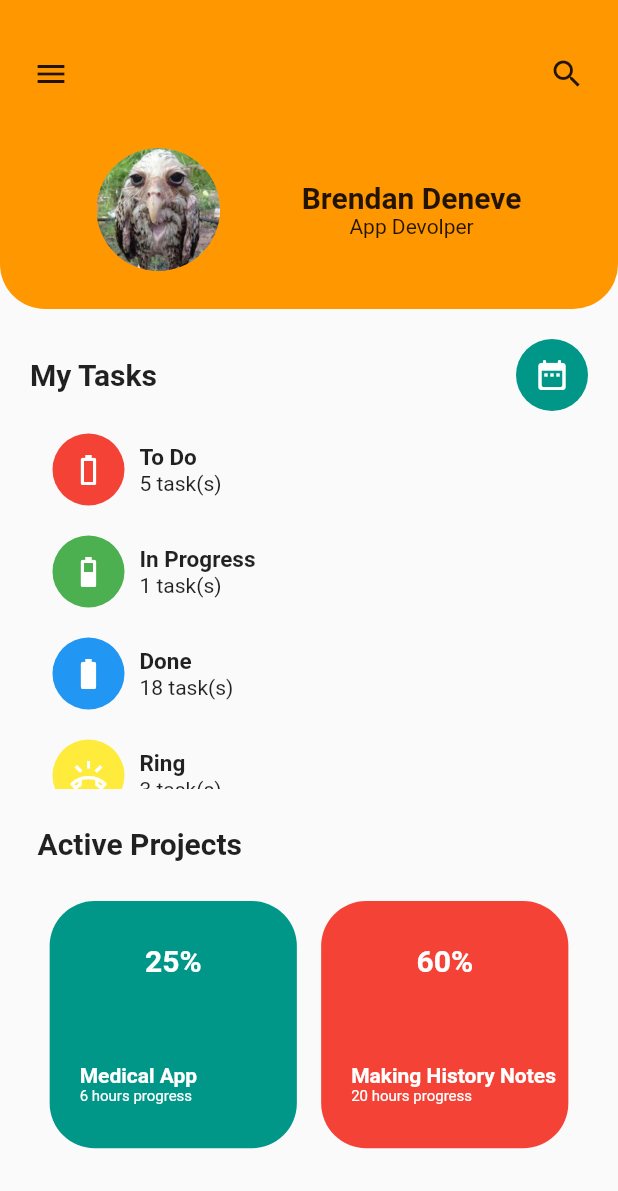
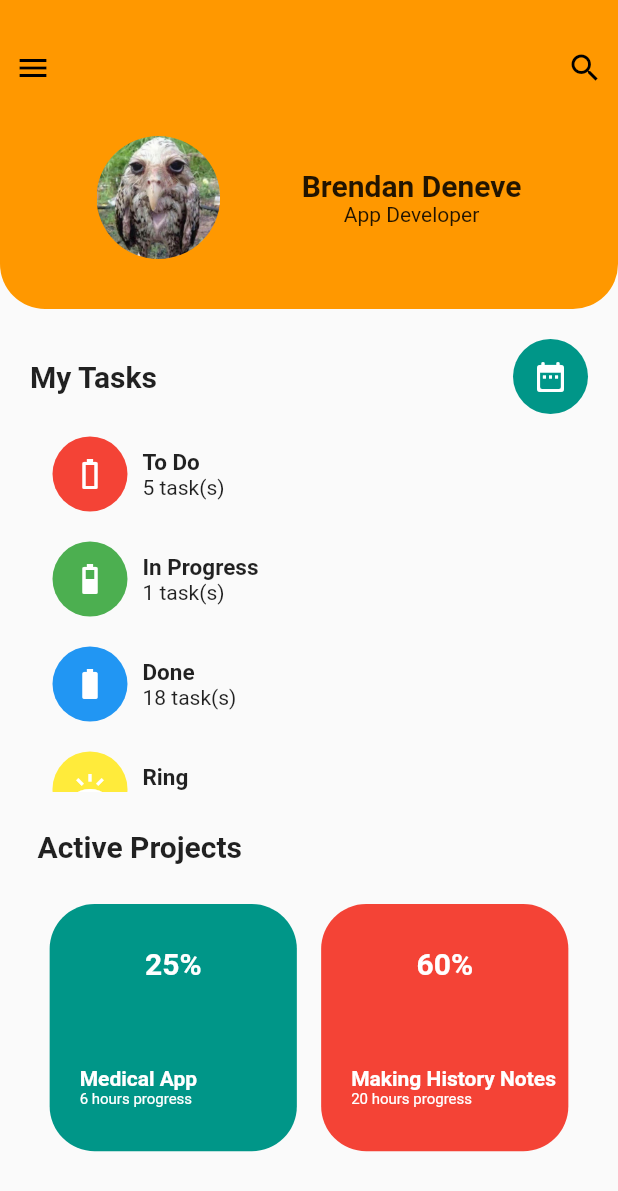
Before and after one commit to FlorisGC/flutter_layout_challenge, a Flutter app: the screen it shows after launch, on a phone screen of 412 x 824 dp. Shown: the top 1191 px of the screen. Run offline on Flutter 3.47's test engine with Material 2 defaults, Android fonts, the phone set to English and light mode, and no system bars.

Commit message:
slight changes

```diff
--- a/lib/boxes/box_counter_button.dart
+++ /dev/null
@@ -1,48 +0,0 @@
-import 'package:flutter/material.dart';
-
-class BoxCounterButton extends StatefulWidget {
-  const BoxCounterButton({Key? key}) : super(key: key);
-
-  @override
-  BoxCounterButtonState createState() => BoxCounterButtonState();
-
-}
-
-class BoxCounterButtonState extends State<BoxCounterButton> {
-
-
-    int count = 0;
-
-  @override
-  Widget build(BuildContext context) {
-
-
-    void countUp() {
-      setState(() {
-        count++;
-      });
-    }
-
-    return Padding(
-      padding: const EdgeInsets.all(50),
-      child: Row(
-        mainAxisAlignment: MainAxisAlignment.spaceBetween,
-        children: [
-        Text("$count"),
-        Container(
-          decoration: const BoxDecoration(
-            shape: BoxShape.circle,
-            color: Colors.deepOrange
-          ),
-          child: IconButton(
-            icon: const Icon(Icons.plus_one, color: Colors.white,),
-            onPressed: () {
-              countUp();
-            },
-          ),
-        )
-      ]),
-      );
-
-  }
-}
--- a/lib/boxes/box_my_tasks.dart
+++ b/lib/boxes/box_my_tasks.dart
@@ -10,6 +10,8 @@ class BoxMyTasks extends StatelessWidget {
 
     double screenHeight = MediaQuery.of(context).size.height;
     //double screenWidth = MediaQuery.of(context).size.width;
+
+    double iconSize = 50;
 
     return Padding(
                   padding: const EdgeInsets.only(left: 15, top: 5, right: 15),
@@ -25,16 +27,13 @@ class BoxMyTasks extends StatelessWidget {
                                 style: TextStyle(fontWeight: FontWeight.bold, fontSize: 20),
                                 ),
                                 Container(
+                                    width: iconSize,
+                                    height: iconSize,
                                   decoration: const BoxDecoration(
                                     shape: BoxShape.circle,
                                     color: Colors.teal
                                   ),
-                                  child: IconButton(
-                                    icon: const Icon(Icons.date_range_rounded, color: Colors.white,),
-                                    onPressed: () {
-                                      //datePressed();
-                                    },
-                                  ),
+                                  child: const Icon(Icons.date_range_rounded, color: Colors.white),
                                 ),
                             ],
                           ),
@@ -48,42 +47,42 @@ class BoxMyTasks extends StatelessWidget {
                                   children: const [
                                     Task(
                                       iconBackground: Colors.red,
-                                      icon: Icon(Icons.battery_0_bar, color: Colors.white,),
+                                      icon: Icons.battery_0_bar,
                                       title: "To Do",
                                       amountOfTasks: "5"
                                       ),
 
                                       Task(
                                         iconBackground: Colors.green,
-                                        icon: Icon(Icons.battery_4_bar, color: Colors.white,),
+                                        icon: Icons.battery_4_bar,
                                         title: "In Progress",
                                         amountOfTasks: "1"
                                         ),
 
                                         Task(
                                           iconBackground: Colors.blue,
-                                          icon: Icon(Icons.battery_full, color: Colors.white,),
+                                          icon: Icons.battery_full,
                                           title: "Done",
                                           amountOfTasks: "18"
                                           ),
 
                                           Task(
                                             iconBackground: Colors.yellow,
-                                            icon: Icon(Icons.ring_volume_outlined, color: Colors.white),
+                                            icon: Icons.ring_volume_outlined,
                                             title: "Ring",
                                             amountOfTasks: "3"
                                             ),
 
                                           Task(
                                             iconBackground: Colors.purple,
-                                            icon: Icon(Icons.abc, color: Colors.white,),
+                                            icon: Icons.abc,
                                             title: "Favor",
                                             amountOfTasks: "23"
                                             ),
 
                                             Task(
                                               iconBackground: Colors.grey,
-                                              icon: Icon(Icons.recent_actors, color: Colors.white,),
+                                              icon: Icons.recent_actors,
                                               title: "Protection",
                                               amountOfTasks: "9"
                                               )
--- a/lib/boxes/box_profile.dart
+++ b/lib/boxes/box_profile.dart
@@ -31,19 +31,9 @@ class BoxProfile extends StatelessWidget {
                           children: [
                             Row(
                               mainAxisAlignment: MainAxisAlignment.spaceBetween,
-                              children: [
-                                IconButton(
-                                  icon: const Icon(Icons.menu),
-                                  onPressed: () {
-                                    //menuPressed();
-                                  },
-                                ),
-                                IconButton(
-                                  icon: const Icon(Icons.search),
-                                  onPressed: () {
-                                    //searchPressed();
-                                  },
-                                )
+                              children: const [
+                                Icon(Icons.menu, color: Colors.black),
+                                Icon(Icons.search, color: Colors.black)
                               ],
                             ),
                             Row(
@@ -65,7 +55,7 @@ class BoxProfile extends StatelessWidget {
                                           fontWeight: FontWeight.bold,
                                           fontSize: 20),
                                     ),
-                                    Text("App Devolper")
+                                    Text("App Developer")
                                   ],
                                 )
                               ],
--- a/lib/customwidgets/task_widget.dart
+++ b/lib/customwidgets/task_widget.dart
@@ -2,44 +2,45 @@ import 'package:flutter/material.dart';
 
 class Task extends StatelessWidget {
   final Color iconBackground;
-  final Icon icon;
+  final IconData icon;
   final String title;
   final String amountOfTasks;
 
-  const Task({super.key,
+  const Task(
+      {super.key,
       required this.iconBackground,
       required this.icon,
       required this.title,
-    required this.amountOfTasks
-  });
+      required this.amountOfTasks});
 
   @override
   Widget build(BuildContext context) {
+    double iconSize = 50;
+
     return Row(
       children: [
         Padding(
           padding: const EdgeInsets.all(10),
           child: Container(
+            width: iconSize,
+            height: iconSize,
               decoration: BoxDecoration(
                 shape: BoxShape.circle,
                 color: iconBackground,
               ),
-                                      child: IconButton(icon: icon,
-                                      onPressed: () {
-                                        //toDoPressed();
-                                      }
-                                      ,)
-                                    ),
+              child: Icon(
+                icon,
+                color: Colors.white,
+              )),
         ),
         Align(
           alignment: Alignment.centerLeft,
           child: Column(
             crossAxisAlignment: CrossAxisAlignment.start,
             children: [
-                                          Text(
-                                            title,
-                                            style: const TextStyle(fontWeight: FontWeight.bold, fontSize: 15)
-                                            ),
+              Text(title,
+                  style: const TextStyle(
+                      fontWeight: FontWeight.bold, fontSize: 15)),
               Text("$amountOfTasks task(s)")
             ],
           ),
@@ -47,5 +48,4 @@ class Task extends StatelessWidget {
       ],
     );
   }
-
 }
--- a/lib/pages/page1.dart
+++ b/lib/pages/page1.dart
@@ -1,7 +1,6 @@
 import 'package:flutter/material.dart';
 import 'package:flutter_layout_challenge/boxes/box_my_tasks.dart';
 import 'package:flutter_layout_challenge/boxes/box_active_projects.dart';
-import 'package:flutter_layout_challenge/boxes/box_counter_button.dart';
 import 'package:flutter_layout_challenge/boxes/box_profile.dart';
 
 class ProjectsPage extends StatefulWidget {
@@ -35,8 +34,6 @@ class ProjectsPageState extends State<ProjectsPage> {
 
                   BoxActiveProjects(),
 
-                  BoxCounterButton()
-
                 ]),
               ),
             )
```
Lines whose indentation alone changed are shown as unchanged.
